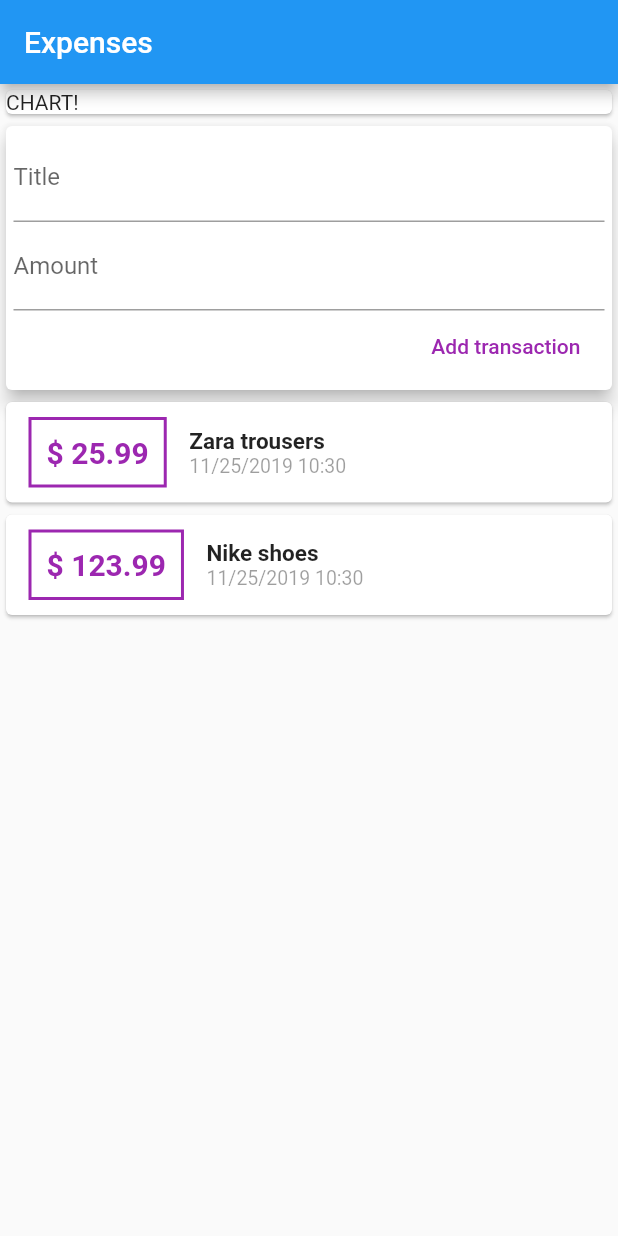
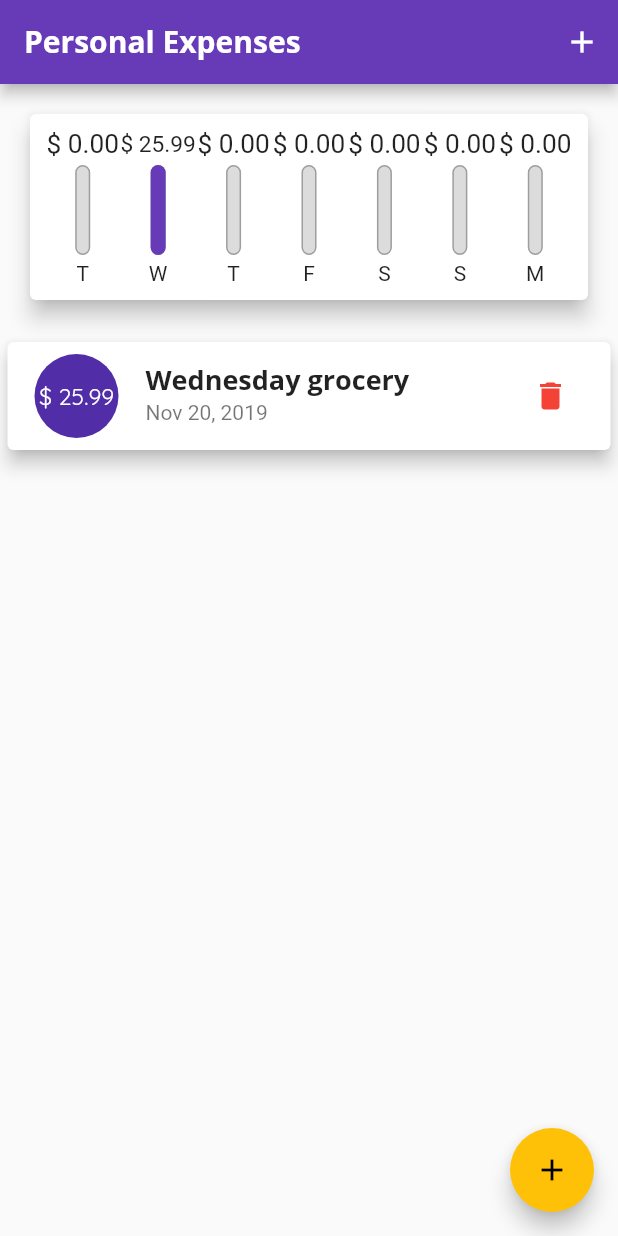
Before and after one commit to OrestKhomitskyi/personal_expenses, a Flutter app: the screen it shows after launch, on a phone screen of 412 x 824 dp. Run offline on Flutter 3.47's test engine with Material 2 defaults, Android fonts, the phone set to English and light mode, and no system bars.

```diff
--- a/lib/main.dart
+++ b/lib/main.dart
@@ -1,104 +1,120 @@
 import 'package:flutter/material.dart';
-import 'package:intl/intl.dart';
-import 'package:personal_expenses/transaction.dart';
+import 'package:personal_expenses/models/transaction.dart';
+import 'package:personal_expenses/widgets/chart.dart';
+import 'package:personal_expenses/widgets/new_transaction.dart';
+import 'package:personal_expenses/widgets/transaction_list.dart';
 
 void main() => runApp(MyApp());
 
-class MyApp extends StatelessWidget {
-  final List<Transaction> transactions = [
+class MyApp extends StatefulWidget {
+  // This widget is the root of your application.
+
+  @override
+  _MyAppState createState() => _MyAppState();
+}
+
+class _MyAppState extends State<MyApp> {
+  void _startAddNewTransaction(BuildContext ctx) {
+    showModalBottomSheet(
+        context: ctx,
+        builder: (ccc) {
+          return GestureDetector(
+            child: NewTransaction(_handleAddNewTransaction),
+            onTap: () {},
+            behavior: HitTestBehavior.opaque,
+          );
+        });
+  }
+
+  final List<Transaction> _userTransactions = [
     Transaction(
-        amount: 25.99, title: 'Zara trousers', id: 't1', date: DateTime.now()),
-    Transaction(
-        amount: 123.99, title: 'Nike shoes', id: 't2', date: DateTime.now())
+        amount: 25.99,
+        title: 'Wednesday grocery',
+        id: 't1',
+        date: DateTime.now().subtract(Duration(days: 5))),
+    // Transaction(
+    //     amount: 123.99, title: 'Nike shoes', id: 't2', date: DateTime.now())
   ];
 
-  // This widget is the root of your application.
+  void _handleAddNewTransaction(
+      String titleInput, double amountInput, DateTime chosenDate) {
+    final newTx = Transaction(
+        date: chosenDate,
+        title: titleInput,
+        amount: amountInput,
+        id: DateTime.now().toString());
+
+    setState(() {
+      _userTransactions.add(newTx);
+    });
+  }
+
+  List<Transaction> get _recentTransactions {
+    return _userTransactions.where((tx) {
+      return tx.date.isAfter(DateTime.now().subtract(Duration(days: 7)));
+    }).toList();
+  }
+
+  void _deleteTransaction(String transactionId) {
+    setState(() {
+      _userTransactions.removeWhere((tx) {
+        return tx.id == transactionId;
+      });
+    });
+  }
+
   @override
   Widget build(BuildContext context) {
     return MaterialApp(
         title: 'Flutter Demo',
         theme: ThemeData(
-          primarySwatch: Colors.blue,
-        ),
+            primarySwatch: Colors.deepPurple,
+            accentColor: Colors.amber,
+            textTheme: ThemeData.light().textTheme.copyWith(
+                title: TextStyle(
+                    fontSize: 18,
+                    fontWeight: FontWeight.bold,
+                    fontFamily: 'Opensans'),
+                button: TextStyle(color: Colors.white)),
+            appBarTheme: AppBarTheme(
+                textTheme: ThemeData.light().textTheme.copyWith(
+                    title: TextStyle(
+                        fontFamily: 'OpenSans',
+                        fontSize: 20,
+                        fontWeight: FontWeight.bold))),
+            fontFamily: 'Quicksand'),
         home: Scaffold(
             appBar: AppBar(
-            title: Text("Expenses"),
+              centerTitle: false,
+              actions: <Widget>[
+                Builder(
+                  builder: (context) => IconButton(
+                    icon: Icon(Icons.add),
+                    onPressed: () {
+                      _startAddNewTransaction(context);
+                    },
                   ),
-          body: Column(
+                )
+              ],
+              title: Text("Personal Expenses"),
+            ),
+            body: SingleChildScrollView(
+              child: Column(
                 crossAxisAlignment: CrossAxisAlignment.center,
                 // mainAxisAlignment: MainAxisAlignment.spaceAround,
                 children: <Widget>[
-              Container(
-                  width: double.infinity,
-                  child: Card(
-                    child: Text('CHART!'),
-                  )),
-              Card(
-                elevation: 5,
-                child: Container(
-                  padding: EdgeInsets.all(5),
-                  child: Column(
-                    crossAxisAlignment: CrossAxisAlignment.end,
-                    children: <Widget>[
-                      TextField(
-                        decoration: InputDecoration(labelText: 'Title'),
-                      ),
-                      TextField(
-                        decoration: InputDecoration(labelText: 'Amount'),
-                      ),
-                      FlatButton(
-                        child: Text('Add transaction'),
-                        onPressed: () {},
-                        textColor: Colors.purple,
-                      )
+                  Chart(_recentTransactions),
+                  TransactionList(_userTransactions, _deleteTransaction),
                 ],
               ),
             ),
+            floatingActionButton: Builder(
+              builder: (context) => FloatingActionButton(
+                onPressed: () {
+                  _startAddNewTransaction(context);
+                },
+                child: Icon(Icons.add),
               ),
-              Column(
-                children: transactions.map((tx) {
-                  return Card(
-                    child: Row(
-                      children: <Widget>[
-                        Container(
-                          // width: 85,
-                          decoration: BoxDecoration(
-                              border:
-                                  Border.all(color: Colors.purple, width: 2)),
-                          padding: EdgeInsets.all(10.0),
-                          margin: EdgeInsets.symmetric(
-                              vertical: 10, horizontal: 15),
-                          child: Text(
-                            "\$ ${tx.amount.toString()}",
-                            style: TextStyle(
-                                fontWeight: FontWeight.bold,
-                                fontSize: 20,
-                                color: Colors.purple),
-                          ),
-                        ),
-                        Column(
-                          // mainAxisAlignment: MainAxisAlignment.end,
-                          crossAxisAlignment: CrossAxisAlignment.start,
-                          children: <Widget>[
-                            Text(
-                              tx.title,
-                              style: TextStyle(
-                                  fontWeight: FontWeight.bold, fontSize: 15),
-                            ),
-                            Text(
-                              DateFormat.yMd().add_Hm().format(tx.date),
-                              style: TextStyle(
-                                  fontSize: 13, color: Colors.black38),
-                            )
-                          ],
-                        )
-                      ],
-                    ),
-                  );
-                }).toList(),
-              )
-            ],
-          ),
-        ));
+            )));
   }
 }
--- /dev/null
+++ b/lib/widgets/chart.dart
@@ -0,0 +1,60 @@
+import 'package:flutter/material.dart';
+import 'package:intl/intl.dart';
+import 'package:personal_expenses/models/transaction.dart';
+import 'package:personal_expenses/widgets/chart_bar.dart';
+
+class Chart extends StatelessWidget {
+  final List<Transaction> recentTransactions;
+  Chart(this.recentTransactions);
+
+  List<Map> get groupedTransactionValues {
+    return List.generate(7, (index) {
+      final weekDay = DateTime.now().subtract(Duration(days: index));
+      double totalSum = 0.0;
+
+      for (var i = 0; i < recentTransactions.length; i++) {
+        if (recentTransactions[i].date.day == weekDay.day &&
+            recentTransactions[i].date.month == weekDay.month &&
+            recentTransactions[i].date.year == weekDay.year) {
+          totalSum += recentTransactions[i].amount;
+        }
+      }
+
+      return {
+        'day': DateFormat.E().format(weekDay).substring(0, 1),
+        'amount': totalSum
+      };
+    }).reversed.toList();
+  }
+
+  double get totalSpending {
+    return groupedTransactionValues.fold(0.0, (sum, item) {
+      return sum + item['amount'];
+    });
+  }
+
+  @override
+  Widget build(BuildContext context) {
+    return Card(
+      elevation: 6,
+      margin: EdgeInsets.all(20),
+      child: Container(
+        padding: EdgeInsets.all(10),
+        child: Row(
+          mainAxisAlignment: MainAxisAlignment.spaceAround,
+          children: groupedTransactionValues.map((value) {
+            return Flexible(
+              fit: FlexFit.tight,
+              child: ChartBar(
+                label: value['day'],
+                spendingAmount: value['amount'],
+                percentage:
+                    totalSpending > 0 ? value['amount'] / totalSpending : 0,
+              ),
+            );
+          }).toList(),
+        ),
+      ),
+    );
+  }
+}
--- /dev/null
+++ b/lib/widgets/chart_bar.dart
@@ -0,0 +1,55 @@
+import 'package:flutter/material.dart';
+
+class ChartBar extends StatelessWidget {
+  final String label;
+  final double spendingAmount;
+  final double percentage;
+
+  ChartBar(
+      {@required this.label,
+      @required this.spendingAmount,
+      @required this.percentage});
+
+  @override
+  Widget build(BuildContext context) {
+    return Column(
+      children: <Widget>[
+        Container(
+            height: 20,
+            child: FittedBox(
+                child: Text('\$ ${spendingAmount.toStringAsFixed(2)}'))),
+        SizedBox(
+          height: 4,
+        ),
+        Container(
+          height: 60,
+          width: 10,
+          child: Stack(
+            alignment: Alignment.bottomCenter,
+            children: <Widget>[
+              Container(
+                decoration: BoxDecoration(
+                    border: Border.all(color: Colors.grey, width: 1.0),
+                    color: Color.fromRGBO(220, 220, 220, 1),
+                    borderRadius: BorderRadius.circular(10)),
+              ),
+              FractionallySizedBox(
+                heightFactor: percentage,
+                child: Container(
+                  decoration: BoxDecoration(
+                    color: Theme.of(context).primaryColor,
+                    borderRadius: BorderRadius.circular(10),
+                  ),
+                ),
+              ),
+            ],
+          ),
+        ),
+        SizedBox(
+          height: 4,
+        ),
+        Text(label)
+      ],
+    );
+  }
+}
--- /dev/null
+++ b/lib/widgets/transaction_list.dart
@@ -0,0 +1,113 @@
+import 'package:flutter/material.dart';
+import 'package:intl/intl.dart';
+import 'package:personal_expenses/models/transaction.dart';
+
+class TransactionList extends StatelessWidget {
+  final List<Transaction> _userTransactions;
+  final Function _deleteTransactionTx;
+
+  TransactionList(this._userTransactions, this._deleteTransactionTx);
+
+  @override
+  Widget build(BuildContext context) {
+    return Container(
+        height: MediaQuery.of(context).size.height - 280,
+        child: _userTransactions.isEmpty
+            ? Column(
+                children: <Widget>[
+                  Text(
+                    'No transactions added yet!',
+                    style: Theme.of(context).textTheme.title,
+                  ),
+                  SizedBox(
+                    height: 20,
+                  ),
+                  Container(
+                    height: 200,
+                    child: Image.asset(
+                      'assets/images/waiting.png',
+                      fit: BoxFit.cover,
+                    ),
+                  ),
+                ],
+              )
+            : ListView.builder(
+                itemBuilder: (ctx, index) {
+                  final tx = _userTransactions[index];
+
+                  return Card(
+                    elevation: 5,
+                    margin: EdgeInsets.symmetric(vertical: 8, horizontal: 5),
+                    child: ListTile(
+                      leading: CircleAvatar(
+                        radius: 30,
+                        child: Padding(
+                          padding: EdgeInsets.all(5),
+                          child: FittedBox(
+                            child: Text(
+                              "\$ ${tx.amount.toStringAsFixed(2)}",
+                              style: TextStyle(
+                                // fontWeight: FontWeight.bold,
+                                fontSize: 20,
+                                //color: Theme.of(context).accentColor
+                              ),
+                            ),
+                          ),
+                        ),
+                      ),
+                      title: Text(tx.title,
+                          style: Theme.of(context).textTheme.title),
+                      subtitle: Text(DateFormat.yMMMd().format(tx.date)),
+                      trailing: IconButton(
+                        onPressed: () {
+                          _deleteTransactionTx(tx.id);
+                        },
+                        color: Colors.red,
+                        icon: Icon(Icons.delete),
+                      ),
+                    ),
+                  );
+                },
+                itemCount: _userTransactions.length,
+                // _userTransactions.map((tx) {
+
+                // return Card(
+                //   child: Row(
+                //     children: <Widget>[
+                //       Container(
+                //         // width: 85,
+                //         decoration: BoxDecoration(
+                //             border: Border.all(
+                //                 color: Theme.of(context).primaryColor,
+                //                 width: 2)),
+                //         padding: EdgeInsets.all(10.0),
+                //         margin: EdgeInsets.symmetric(
+                //             vertical: 10, horizontal: 15),
+                //         child: Text(
+                //           "\$ ${tx.amount.toStringAsFixed(2)}",
+                //           style: TextStyle(
+                //               fontWeight: FontWeight.bold,
+                //               fontSize: 20,
+                //               color: Theme.of(context).primaryColor),
+                //         ),
+                //       ),
+                //       Column(
+                //         // mainAxisAlignment: MainAxisAlignment.end,
+                //         crossAxisAlignment: CrossAxisAlignment.start,
+                //         children: <Widget>[
+                //           Text(tx.title,
+                //               style: Theme.of(context).textTheme.title),
+                //           Text(
+                //             DateFormat.yMd().add_Hm().format(tx.date),
+                //             style: TextStyle(
+                //                 fontSize: 13, color: Colors.black38),
+                //           )
+                //         ],
+                //       )
+                //     ],
+                //   ),
+                // );
+                // }).toList(),
+              ));
+  }
+}
```
Also changed, not shown: lib/widgets/new_transaction.dart (added, +92 -0 lines), pubspec.yaml (+13 -9 lines), assets/fonts/OpenSans-Bold.ttf (added), assets/fonts/OpenSans-Regular.ttf (added), assets/fonts/Quicksand-Bold.ttf (added), assets/fonts/Quicksand-Light.ttf (added), assets/fonts/Quicksand-Medium.ttf (added), assets/fonts/Quicksand-Regular.ttf (added), assets/images/waiting.png (added), lib/models/transaction.dart (renamed from lib/transaction.dart), 2 other files. Lines whose indentation alone changed are shown as unchanged.
